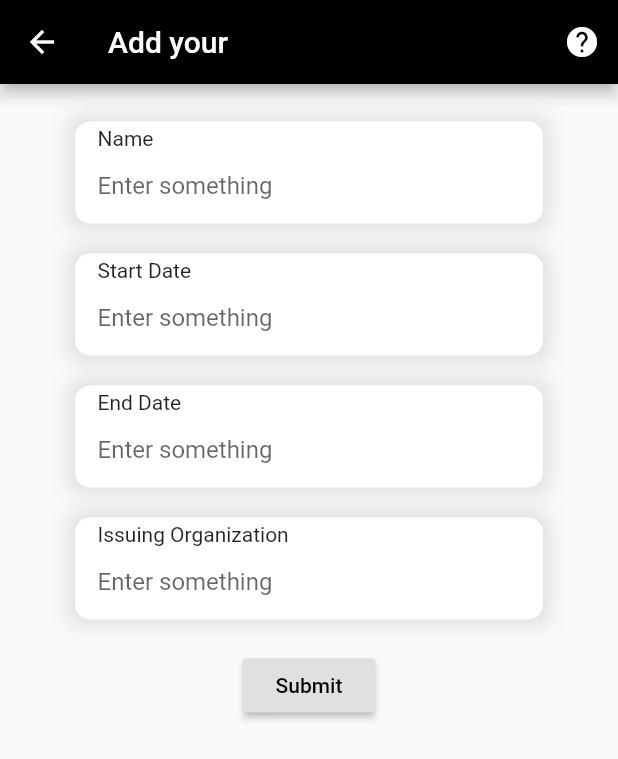
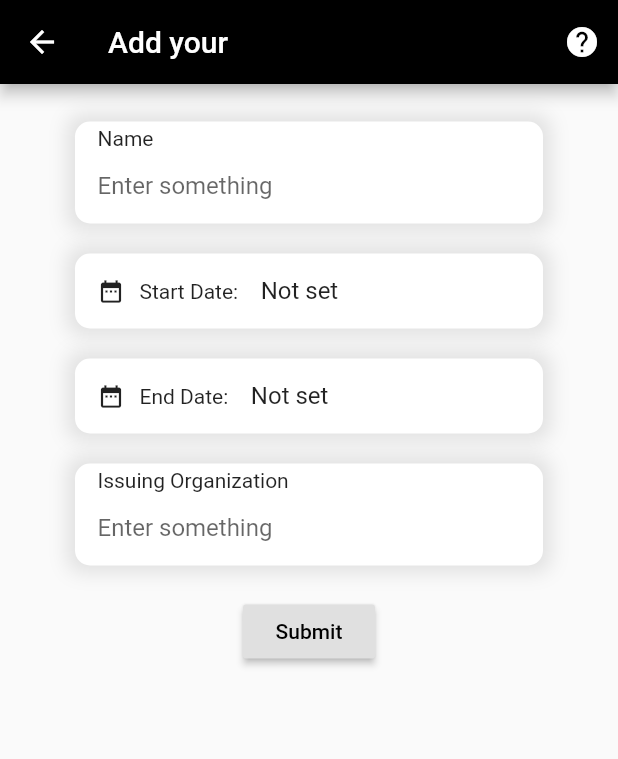
Before and after one commit to tahvili/Arezue-Frontend, a Flutter app: the InputChipBuilder3 widget shown alone on an empty page, opened directly with empty values, after a tap on the "add" icon, on a phone screen of 412 x 824 dp. Shown: the top 759 px of the screen. Run offline on Flutter 3.47's test engine with Material 2 defaults, Android fonts, the phone set to English and light mode, and no system bars; our stand-ins replace carousel_slider, connectivity, data_connection_checker, firebase_auth, flutter_datetime_picker, flutter_spinkit; missing offline and left inert: flutter_fluid_slider; accounts and stored records are empty; generated files the repository leaves out were written again; statements that could not run were skipped.

Commit message:
AR-88 Added datepicker

```diff
--- /dev/null
+++ b/lib/components/datePicker.dart
@@ -0,0 +1,99 @@
+import 'package:arezue/utils/colors.dart';
+import 'package:flutter/material.dart';
+import 'package:flutter_datetime_picker/flutter_datetime_picker.dart';
+
+class DatePickerField extends StatefulWidget {
+  final String date;
+  final String title;
+  final TextEditingController controller;
+  DatePickerField(this.title, this.date, this.controller);
+  @override
+  _DatePickerState createState() =>
+      _DatePickerState(this.title, this.date, this.controller);
+}
+
+class _DatePickerState extends State<DatePickerField> {
+  _DatePickerState(this.title, this._date, this.controller);
+  String title;
+  String _date;
+  TextEditingController controller;
+
+  @override
+  void initState() {
+    if (_date == "") {
+      _date = "Not set";
+    }
+    if (this.controller == null) {
+      this.controller = TextEditingController();
+    }
+    controller.text = _date;
+    super.initState();
+  }
+
+  void dispose() {
+    controller.dispose();
+    super.dispose();
+  }
+
+  @override
+  Widget build(BuildContext context) {
+    return Container(
+      padding: EdgeInsets.fromLTRB(15, 1, 15, 1),
+      margin: const EdgeInsets.only(right: 50, left: 50, bottom: 20, top: 0),
+      decoration: BoxDecoration(
+        color: ArezueColors.primaryColor,
+        borderRadius: BorderRadius.all(Radius.circular(10)),
+        boxShadow: [
+          BoxShadow(
+            color: ArezueColors.shadowColor,
+            blurRadius: 10.0,
+            spreadRadius: 5.0,
+            offset: Offset(
+              0.0,
+              0.0,
+            ),
+          ),
+        ],
+      ),
+      alignment: Alignment.center,
+      width: MediaQuery.of(context).size.width,
+      child: Row(children: <Widget>[
+        Icon(
+          Icons.date_range,
+          size: 18.0,
+          color: Colors.black87,
+        ),
+        SizedBox(width: 10),
+        Text("${this.title}:"),
+        SizedBox(width: 15),
+        Expanded(
+            child: TextField(
+          controller: controller,
+          readOnly: true,
+          decoration: InputDecoration(
+            border: InputBorder.none,
+            focusedErrorBorder: OutlineInputBorder(
+              borderRadius: BorderRadius.circular(32.0),
+              borderSide: BorderSide(color: Colors.red, width: 1),
+            ),
+          ),
+          onTap: () {
+            DatePicker.showDatePicker(context,
+                theme: DatePickerTheme(
+                  containerHeight: 210.0,
+                ),
+                showTitleActions: true,
+                minTime: DateTime(1975, 1, 1),
+                maxTime: DateTime(2050, 12, 31), onConfirm: (date) {
+              print('confirm $date');
+              _date = '${date.year}-${date.month}-${date.day}';
+              controller.text = _date;
+              setState(() {});
+              //submitHandler(_date);
+            }, currentTime: DateTime.now(), locale: LocaleType.en);
+          },
+        )),
+      ]),
+    );
+  }
+}
--- a/lib/components/form2.dart
+++ b/lib/components/form2.dart
@@ -1,6 +1,7 @@
 /// Custom form used for education section
 
 import 'dart:ui';
+import 'package:arezue/components/datePicker.dart';
 import 'package:arezue/components/textField2.dart';
 import 'package:arezue/jobseeker/information.dart';
 import 'package:arezue/services/http.dart';
@@ -161,12 +162,15 @@ class _FormPageState2 extends State<FormPage2> {
     List<Widget> list = new List<Widget>();
     map.forEach((key, value) {
       controllers[key] = new TextEditingController(text: value);
+      if(key == "Start Date" || key == "End Date"){
+        list.add(DatePickerField(key, value.toString(), controllers[key]));
+      }else {
         list.add(MyTextField2(
             title: key,
             fieldData: value.toString(),
             controller: controllers[key]));
+      }
     });
-
     return list;
   }
 
@@ -185,7 +189,15 @@ class _FormPageState2 extends State<FormPage2> {
           )
         ],
       ),
-      body: SingleChildScrollView(
+      body: GestureDetector(
+        onTap: (){
+          FocusScopeNode currentFocus = FocusScope.of(context);
+
+          if (!currentFocus.hasPrimaryFocus) {
+            currentFocus.unfocus();
+          }
+        },
+        child: SingleChildScrollView(
           child: Column(
             children: [
               SizedBox(
@@ -208,6 +220,7 @@ class _FormPageState2 extends State<FormPage2> {
             ],
           ),
         ),
+      ),
     );
   }
 
@@ -218,7 +231,6 @@ class _FormPageState2 extends State<FormPage2> {
           )
         : RaisedButton(
             onPressed: () async {
-              print(this.id.toString() + " " + uid.toString());
               if (await (request.edExCertDeleteRequest(
                       this.fieldId, uid, this.id)) ==
                   200) {
--- a/lib/components/inputChip3.dart
+++ b/lib/components/inputChip3.dart
@@ -286,12 +286,6 @@ class _InputChipBuilderState3 extends State<InputChipBuilder3> {
               ),
             ],
           ),
-
-//          Expanded(
-//            child: Column(
-//              children: getTextList(getStringList(elements)),
-//            ),
-//          ),
         ],
       ),
     );
@@ -401,7 +395,6 @@ class _InputChipBuilderState3 extends State<InputChipBuilder3> {
   Future<Map<String, dynamic>> sendEditListGenerator(
       String fieldId, Object element) async {
     if (await (fetchData()) == 200) {
-      print("arr is: $arr");
       Map<String, dynamic> value;
       if (fieldId == "education") {
         value = arr.singleWhere((val) =>
@@ -418,7 +411,6 @@ class _InputChipBuilderState3 extends State<InputChipBuilder3> {
         value = arr.singleWhere((val) =>
             val['exp_id'].toString() ==
             ((element as Experience).expId).toString());
-        print("the value of value is: $value");
         sendList = {
           "Job Title": value['title'],
           "Start Date": value['start_date'],
--- a/lib/components/textField2.dart
+++ b/lib/components/textField2.dart
@@ -56,7 +56,6 @@ class _MyTextFieldState2 extends State<MyTextField2> {
   // Using this controller instead of a handler now. controller.text gives the text in the textfield.
   TextEditingController controller;
 
-  Requests serverRequest = new Requests();
   //created a text editing controller so that we can modify the text on init of this widget if need be.
   // var controller = TextEditingController();
 
@@ -82,7 +81,6 @@ class _MyTextFieldState2 extends State<MyTextField2> {
 
   // The actual object iself.
   Widget build(BuildContext context) {
-    //controller.text = this.fieldData;
     return Container(
       padding: EdgeInsets.fromLTRB(15, 1, 15, 1),
       margin: const EdgeInsets.only(right: 50, left: 50, bottom: 20, top: 0),
--- a/pubspec.yaml
+++ b/pubspec.yaml
@@ -35,6 +35,7 @@ dependencies:
   flappy_search_bar: ^1.7.2
   flutter_fluid_slider: ^1.0.2
   flutter_svg: ^0.17.3+1
+  flutter_datetime_picker: ^1.3.5
 
 dev_dependencies:
   flutter_test:
```
Also changed, not shown: pubspec.lock. Lines whose indentation alone changed are shown as unchanged.
